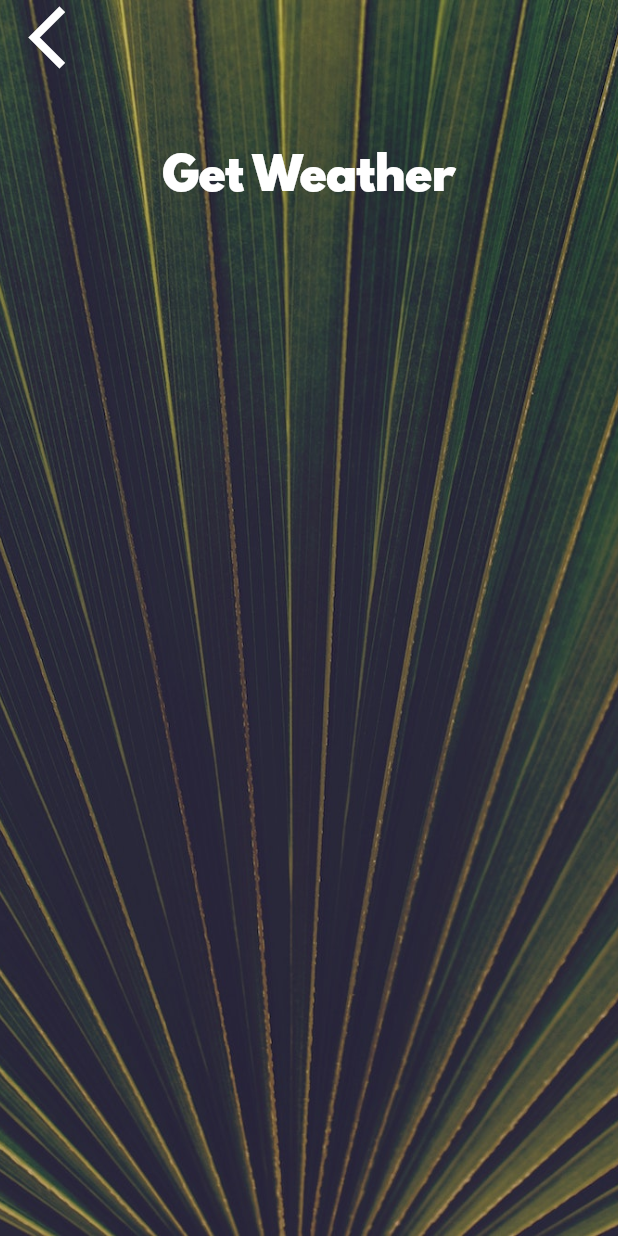
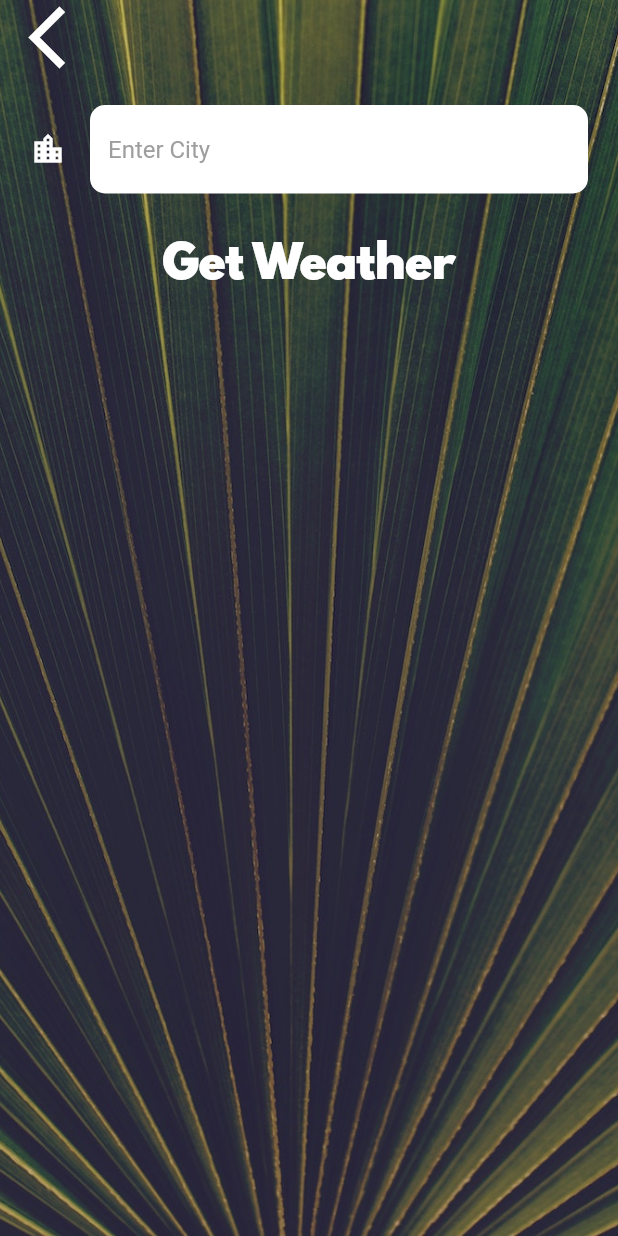
Before and after one commit to tuhinssam/clima-flutter-app, a Flutter app: the CityScreen screen opened directly, on a phone screen of 412 x 824 dp. Run offline on Flutter 3.47's test engine with Material 2 defaults, Android fonts, the phone set to English and light mode, and no system bars; our stand-ins replace flutter_spinkit, geolocator; network calls fail.

Commit message:
updated text input screen, and city based weather

```diff
--- a/lib/screens/city_screen.dart
+++ b/lib/screens/city_screen.dart
@@ -7,6 +7,7 @@ class CityScreen extends StatefulWidget {
 }
 
 class _CityScreenState extends State<CityScreen> {
+  String cityName;
   @override
   Widget build(BuildContext context) {
     return Scaffold(
@@ -24,7 +25,9 @@ class _CityScreenState extends State<CityScreen> {
               Align(
                 alignment: Alignment.topLeft,
                 child: FlatButton(
-                  onPressed: () {},
+                  onPressed: () {
+                    Navigator.pop(context);
+                  },
                   child: Icon(
                     Icons.arrow_back_ios,
                     size: 50.0,
@@ -33,10 +36,20 @@ class _CityScreenState extends State<CityScreen> {
               ),
               Container(
                 padding: EdgeInsets.all(20.0),
-                child: null,
+                child: TextField(
+                  onChanged: (value) {
+                    cityName = value;
+                  },
+                  style: TextStyle(
+                    color: Colors.black,
+                  ),
+                  decoration: kInputTextDecoration,
+                ),
               ),
               FlatButton(
-                onPressed: () {},
+                onPressed: () {
+                  Navigator.pop(context, cityName);
+                },
                 child: Text(
                   'Get Weather',
                   style: kButtonTextStyle,
--- a/lib/utilities/constants.dart
+++ b/lib/utilities/constants.dart
@@ -18,3 +18,19 @@ const kButtonTextStyle = TextStyle(
 const kConditionTextStyle = TextStyle(
   fontSize: 100.0,
 );
+
+const kInputTextDecoration = InputDecoration(
+    filled: true,
+    fillColor: Colors.white,
+    icon: Icon(
+      Icons.location_city,
+      color: Colors.white,
+    ),
+    hintText: 'Enter City',
+    hintStyle: TextStyle(
+      color: Colors.grey,
+    ),
+    border: OutlineInputBorder(
+      borderRadius: BorderRadius.all(Radius.circular(10.0)),
+      borderSide: BorderSide.none,
+    ));
```
Also changed, not shown: lib/screens/location_screen.dart (+23 -1 lines), lib/services/weather.dart (+7 -0 lines).
